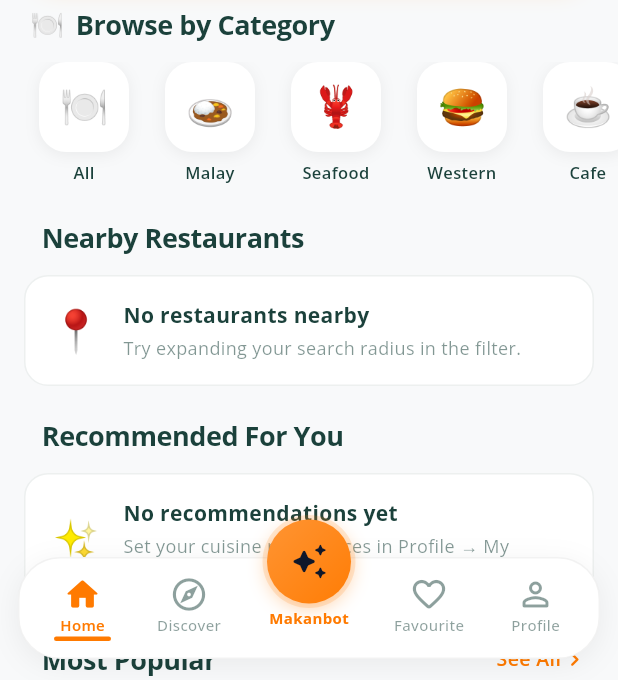
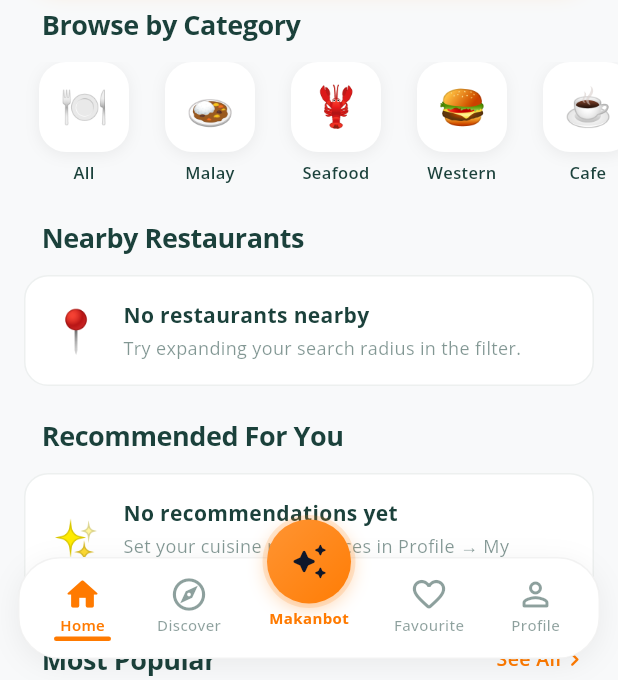
Before and after one commit to Qylahrzk/makan_mana_v2, a Flutter app: the screen it shows after launch, after a tap on "Skip", on a phone screen of 412 x 824 dp, the part 556-1236 px from its top. Run offline on Flutter 3.47's test engine with Material 3 defaults, Android fonts, the phone set to English and light mode, and no system bars; our stand-ins replace cached_network_image, equatable, flutter_bloc, flutter_compass, flutter_dotenv, geocoding and 8 more; missing offline and left inert: onesignal_flutter; accounts and stored records are empty; network calls fail; project files that could hold a hidden picture were left out.

Commit message:
Latest updated UI

```diff
--- a/lib/presentation/screens/home_screen.dart
+++ b/lib/presentation/screens/home_screen.dart
@@ -656,7 +656,7 @@ class _HomeScreenState extends State<HomeScreen> {
 
               SliverToBoxAdapter(
                 child: _buildSectionHeader(
-                  emoji: '🍽️',
+                  emoji: '',
                   title: 'Browse by Category',
                 ),
               ),
@@ -1022,15 +1022,16 @@ class _HomeScreenState extends State<HomeScreen> {
           borderRadius: BorderRadius.circular(20),
           gradient: LinearGradient(
             colors: isDark
-                ? const [Color(0xFFD07E50), Color(0xFFEAA678)]
+                ? const [Color(0xFFFF8A00), Color(0xFFEAA678)]
                 : AppColors.freshMakanGradient,
             begin: Alignment.topLeft,
             end: Alignment.bottomRight,
           ),
           boxShadow: [
             BoxShadow(
-              color: (isDark ? const Color(0xFFD07E50) : AppColors.primary)
-                  .withValues(alpha: isDark ? 0.12 : 0.2),
+              color:
+                  (isDark ? const Color(0xFFD07E50) : const Color(0xFFFF7A00))
+                      .withValues(alpha: isDark ? 0.12 : 0.2),
               blurRadius: 12,
               offset: const Offset(0, 6),
             ),
--- a/lib/presentation/screens/main_nav.dart
+++ b/lib/presentation/screens/main_nav.dart
@@ -155,7 +155,7 @@ class _FloatingNavBar extends StatelessWidget {
   Widget build(BuildContext context) {
     final bottomPad = MediaQuery.of(context).padding.bottom;
     final isDark = Theme.of(context).brightness == Brightness.dark;
-    final activePrimary = isDark ? AppColors.darkPrimary : AppColors.primary;
+    final activePrimary = isDark ? AppColors.primary : AppColors.primary;
 
     const double barHeight = 68.0;
     const double btnSize = 56.0;
```
